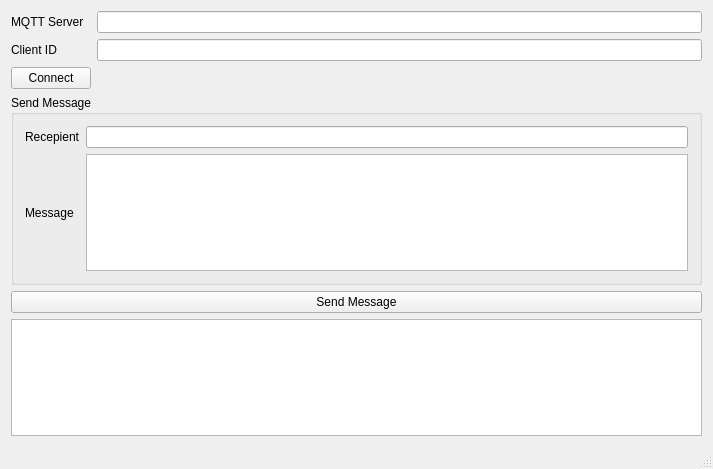
Above: forms/mcp_main_window.ui from mchecca/MCPClient before the change. Below: the same form after it.
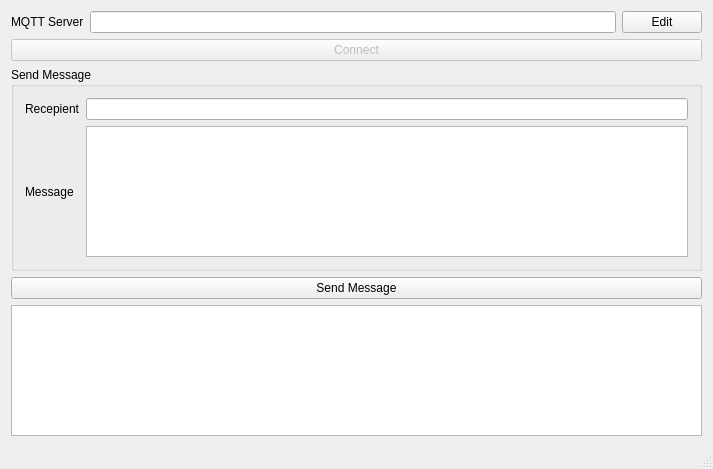
That is the form after the change.

Commit message: Add settings dialog

Diff of the .ui file:
```diff
--- a/forms/mcp_main_window.ui
+++ b/forms/mcp_main_window.ui
@@ -23,29 +23,33 @@
      </widget>
     </item>
     <item row="0" column="1">
-     <widget class="QLineEdit" name="mqttServerEdit"/>
-    </item>
-    <item row="1" column="0">
-     <widget class="QLabel" name="clientIdLabel">
-      <property name="text">
-       <string>Client ID</string>
-      </property>
-     </widget>
-    </item>
-    <item row="1" column="1">
-     <widget class="QLineEdit" name="clientIdEdit"/>
-    </item>
-    <item row="2" column="0">
-     <widget class="QPushButton" name="connectButton">
-      <property name="text">
-       <string>Connect</string>
-      </property>
-      <property name="autoDefault">
+     <widget class="QLineEdit" name="mqttServerEdit">
+      <property name="readOnly">
        <bool>true</bool>
       </property>
      </widget>
     </item>
-    <item row="3" column="0" colspan="2">
+    <item row="5" column="0" colspan="2">
+     <spacer name="verticalSpacer">
+      <property name="orientation">
+       <enum>Qt::Vertical</enum>
+      </property>
+      <property name="sizeHint" stdset="0">
+       <size>
+        <width>525</width>
+        <height>0</height>
+       </size>
+      </property>
+     </spacer>
+    </item>
+    <item row="0" column="2">
+     <widget class="QPushButton" name="editServerButton">
+      <property name="text">
+       <string>Edit</string>
+      </property>
+     </widget>
+    </item>
+    <item row="2" column="0" colspan="3">
      <widget class="QGroupBox" name="sendMessageGroup">
       <property name="title">
        <string>Send Message</string>
@@ -74,27 +78,7 @@
       </layout>
      </widget>
     </item>
-    <item row="5" column="0" colspan="2">
-     <widget class="QPlainTextEdit" name="logMessagesEdit">
-      <property name="readOnly">
-       <bool>true</bool>
-      </property>
-     </widget>
-    </item>
-    <item row="6" column="0" colspan="2">
-     <spacer name="verticalSpacer">
-      <property name="orientation">
-       <enum>Qt::Vertical</enum>
-      </property>
-      <property name="sizeHint" stdset="0">
-       <size>
-        <width>525</width>
-        <height>0</height>
-       </size>
-      </property>
-     </spacer>
-    </item>
-    <item row="4" column="0" colspan="2">
+    <item row="3" column="0" colspan="3">
      <widget class="QPushButton" name="sendMessageButton">
       <property name="text">
        <string>Send Message</string>
@@ -104,6 +88,26 @@
       </property>
      </widget>
     </item>
+    <item row="4" column="0" colspan="3">
+     <widget class="QPlainTextEdit" name="logMessagesEdit">
+      <property name="readOnly">
+       <bool>true</bool>
+      </property>
+     </widget>
+    </item>
+    <item row="1" column="0" colspan="3">
+     <widget class="QPushButton" name="connectButton">
+      <property name="enabled">
+       <bool>false</bool>
+      </property>
+      <property name="text">
+       <string>Connect</string>
+      </property>
+      <property name="autoDefault">
+       <bool>true</bool>
+      </property>
+     </widget>
+    </item>
    </layout>
   </widget>
   <widget class="QStatusBar" name="statusBar">
```
The commit also changes 6 other files.
